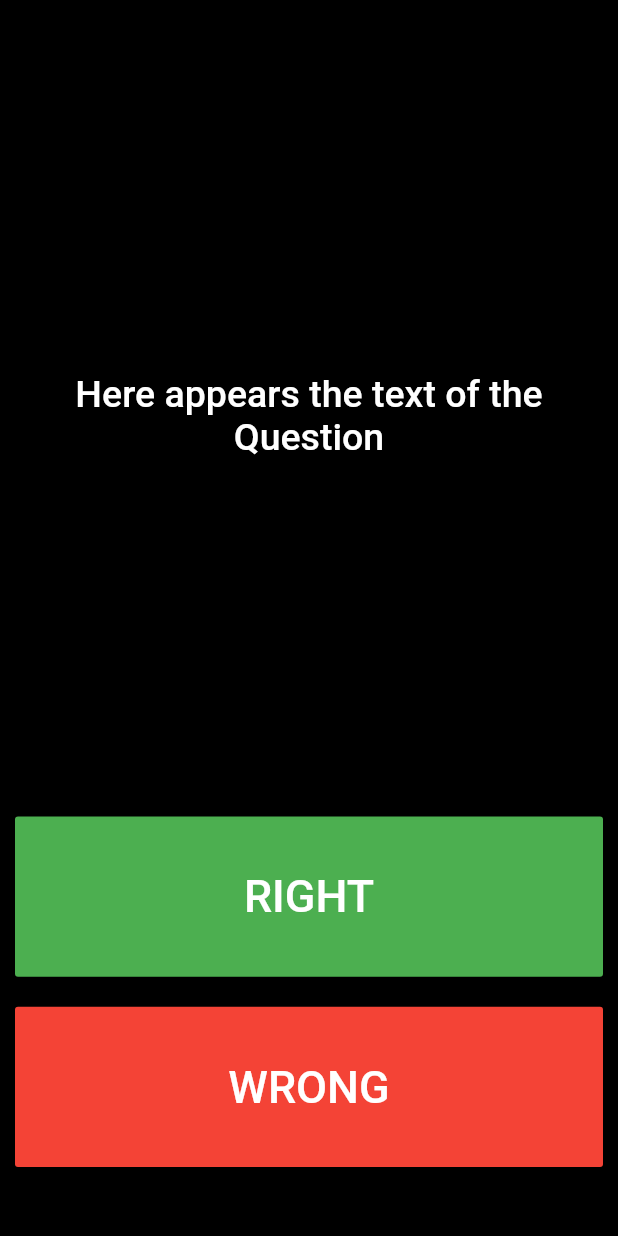
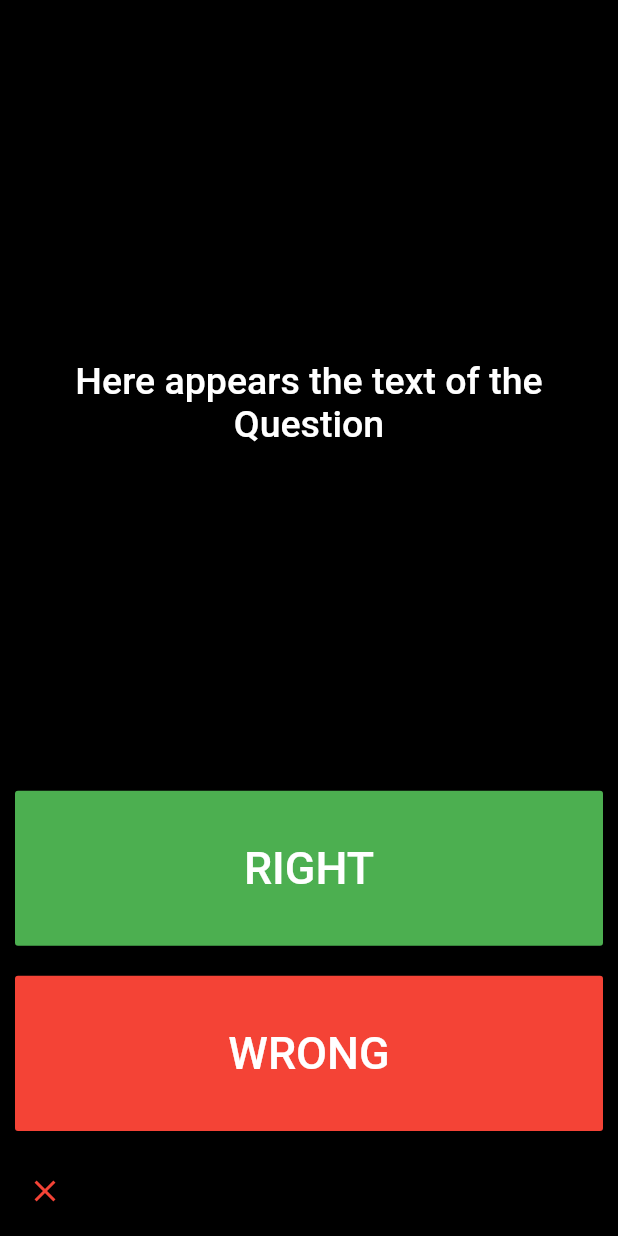
Before and after one commit to matatoMatata94/quizzly, a Flutter app: the screen it shows after launch, after a tap on "WRONG", on a phone screen of 412 x 824 dp. Run offline on Flutter 3.47's test engine with Material 2 defaults, Android fonts, the phone set to English and light mode, and no system bars.

```diff
--- a/lib/main.dart
+++ b/lib/main.dart
@@ -65,7 +65,16 @@ class _QuizzlyState extends State<Quizzly> {
                     height: 75,
                     minWidth: 200,
                     color: Colors.red,
-                    onPressed: () {},
+                    onPressed: () {
+                      setState(() {
+                        answers.add(
+                          Icon(
+                            Icons.close,
+                            color: Colors.red,
+                          ),
+                        );
+                      });
+                    },
                     child: Text(
                       'WRONG',
                       style: TextStyle(color: Colors.white, fontSize: 30),
```
